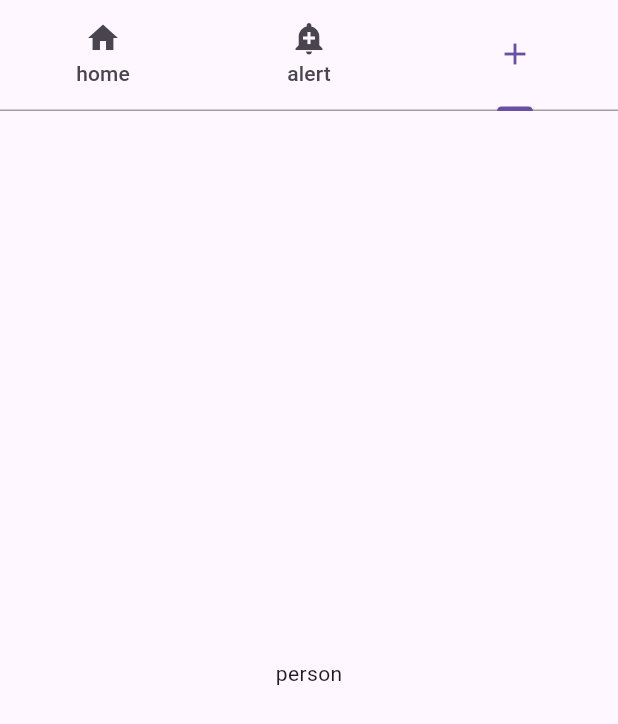
After one commit to mo7amedsayed74/GDSC-Flutter-Sessions, a Flutter app: the TabBarExample screen opened directly, on a phone screen of 412 x 824 dp. The commit adds this screen. Shown: the top 724 px of the screen. Run offline on Flutter 3.47's test engine with Material 3 defaults, Android fonts, the phone set to English and light mode, and no system bars; our stand-ins replace conditional_builder_null_safety, gap.

Commit message:
advanced interactive widgets

```diff
--- /dev/null
+++ b/lib/advanced_interactive_widgets/bottom_nav_bar.dart
@@ -0,0 +1,69 @@
+import 'package:flutter/material.dart';
+
+/*
+  - The length of items must be at least two and each item's icon and label must not be null.
+
+  - The bottom navigation bar's type changes how its items are displayed.
+      If not specified, then it's automatically set to BottomNavigationBarType (fixed) when there are less than four items,
+      and BottomNavigationBarType (shifting) otherwise.
+*/
+
+/*
+
+class CustomBottomNavBar extends StatelessWidget {
+  final int currentInd;
+  final void Function(int) onTap;
+  final List<BottomNavigationBarItem> items;
+
+  const CustomBottomNavBar({
+    super.key,
+    required this.currentInd,
+    required this.onTap,
+    required this.items,
+  });
+
+  @override
+  Widget build(BuildContext context) {
+    return BottomNavigationBar(
+      currentIndex: currentInd,
+      onTap: onTap,
+      //selectedItemColor: Colors.red,
+      //unselectedItemColor: Colors.black,
+      //type: BottomNavigationBarType.fixed,
+      items: items,
+    );
+  }
+}
+
+ */
+
+/*
+  - The NavigationBar widget's visuals are a little bit different.
+     BottomNavigationBar use (Material 2) ... NavigationBar use (Material 3)
+     items                                    destinations
+     currentIndex                             selectedIndex
+     onTap                                    onDestinationSelected
+     ...                                      animationDuration
+ */
+class CustomNavBar extends StatelessWidget {
+  final int currentInd;
+  final void Function(int) onTap;
+  final List<NavigationDestination> items;
+
+  const CustomNavBar({
+    super.key,
+    required this.items,
+    required this.onTap,
+    required this.currentInd,
+  });
+
+  @override
+  Widget build(BuildContext context) {
+    return NavigationBar(
+      selectedIndex: currentInd,
+      onDestinationSelected: onTap,
+      //animationDuration: const Duration(milliseconds: 1000),
+      destinations: items,
+    );
+  }
+}
--- /dev/null
+++ b/lib/advanced_interactive_widgets/tab_bar.dart
@@ -0,0 +1,73 @@
+import 'package:flutter/material.dart';
+
+class TabBarExample extends StatelessWidget {
+  const TabBarExample({super.key});
+
+  @override
+  Widget build(BuildContext context) {
+    return DefaultTabController(
+      length: 3,
+      initialIndex: 2,
+      animationDuration: const Duration(milliseconds: 1000),
+      child: Scaffold(
+        appBar: AppBar(
+          toolbarHeight: 0,
+          bottom: const TabBar(
+            dividerColor: Colors.grey,
+            //padding: EdgeInsets.all(0),
+            //isScrollable: true,
+            tabs: [
+              Tab(
+                icon: Icon(Icons.home),
+                text: 'home', //  text||child must be null
+                //iconMargin: EdgeInsets.zero,
+              ),
+              Tab(
+                icon: Icon(Icons.add_alert),
+                text: 'alert',
+              ),
+              Icon(Icons.add)
+              /*
+              Tab(
+                icon: Icon(Icons.person),
+                text: 'person',
+              ),
+              Tab(
+                icon: Icon(Icons.home),
+                text: 'home',
+              ),
+              Tab(
+                icon: Icon(Icons.add_alert),
+                text: 'alert',
+              ),
+              Tab(
+                icon: Icon(Icons.person),
+                text: 'person',
+              ),
+              Tab(
+                icon: Icon(Icons.home),
+                text: 'home',
+              ),
+              Tab(
+                icon: Icon(Icons.add_alert),
+                text: 'alert',
+              ),
+              Tab(
+                icon: Icon(Icons.person),
+                text: 'person',
+              ),
+              */
+            ],
+          ),
+        ),
+        body: const TabBarView(
+          children: [
+            Center(child: Text('home'),),
+            Center(child: Text('alert'),),
+            Center(child: Text('person'),),
+          ],
+        ),
+      ),
+    );
+  }
+}
--- a/lib/main.dart
+++ b/lib/main.dart
@@ -1,6 +1,5 @@
 import 'package:flutter/material.dart';
 import 'package:gdsc/stateful_&_textformfield/counter_screen.dart';
-import 'package:gdsc/stateful_&_textformfield/login_screen.dart';
 
 void main() {
   runApp(const MyApp());
@@ -11,7 +10,7 @@ class MyApp extends StatelessWidget {
 
   @override
   Widget build(BuildContext context) {
-    return   MaterialApp(
+    return const MaterialApp(
       debugShowCheckedModeBanner: false,
       home: CounterScreen(),
     );
```
Also changed, not shown: lib/advanced_interactive_widgets/drop_down_menu.dart (added, +32 -0 lines), lib/advanced_interactive_widgets/snack_bar.dart (added, +34 -0 lines).
